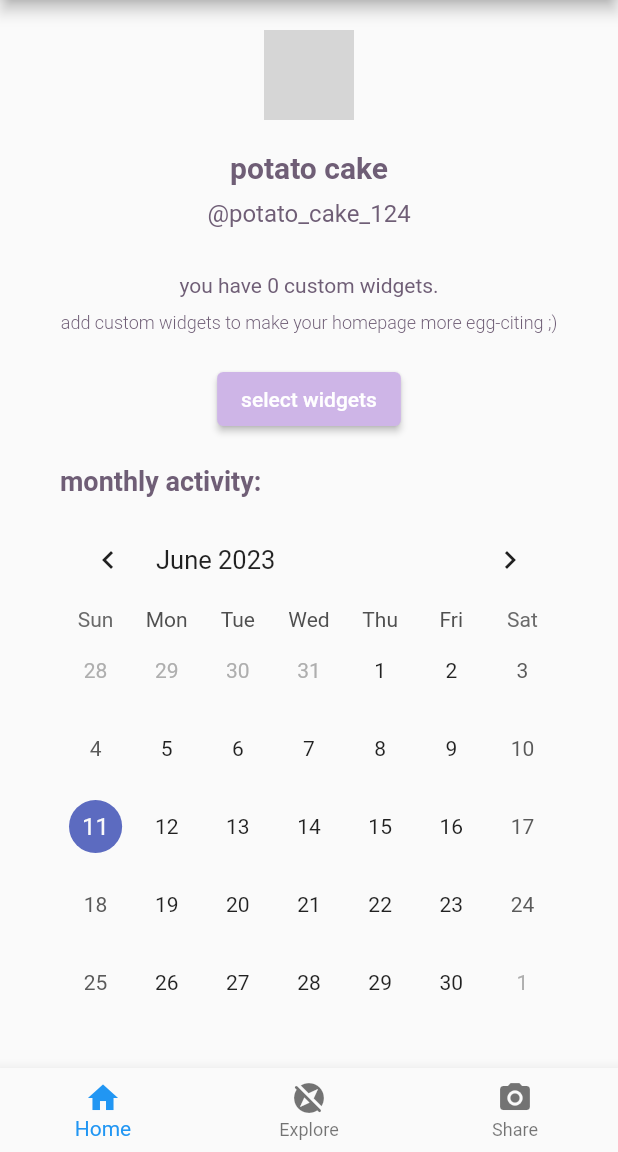
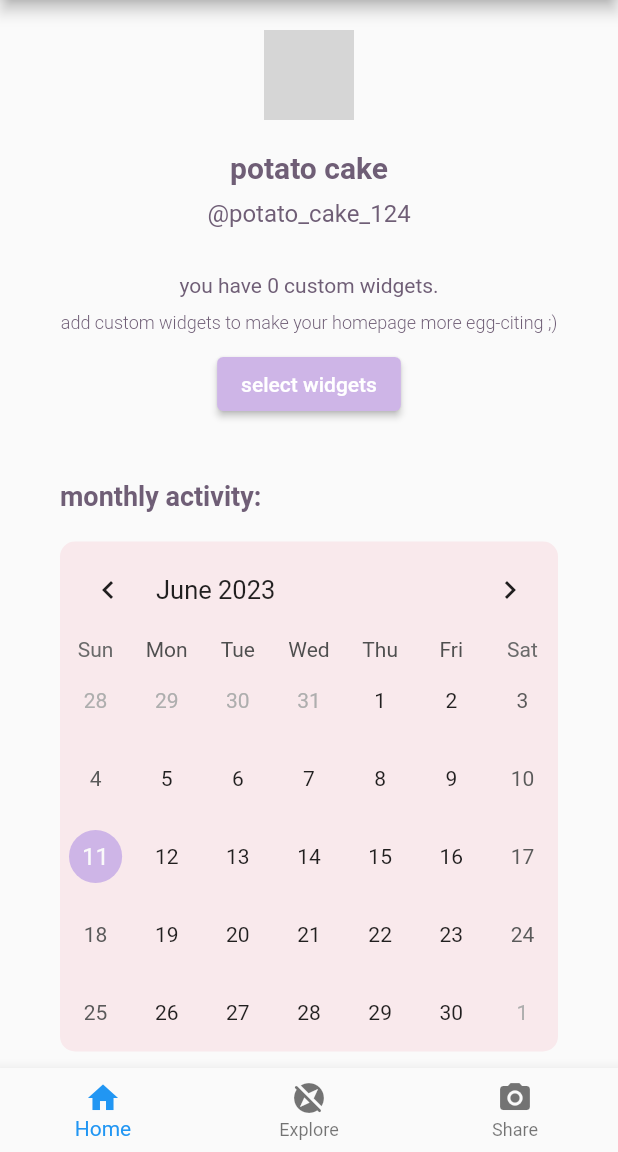
Before and after one commit to Zami-Lee/wrApped, a Flutter app: the screen it shows after launch, on a phone screen of 412 x 824 dp, the part 84-1236 px from its top. Run offline on Flutter 3.47's test engine with Material 2 defaults, Android fonts, the light colour scheme and no system bars; drawn by our look-alikes of table_calendar; grey boxes are pictures that could not be loaded.

Commit message:
added background colour to calendar

```diff
--- a/lib/custom_widgets/calendar_widget.dart
+++ b/lib/custom_widgets/calendar_widget.dart
@@ -21,7 +21,7 @@
       padding: EdgeInsets.symmetric(horizontal: customWidgetPaddingLeft),
       child: SizedBox(
         width: customWidgetWidth,
-        height: 440,
+        height: 455,
         child: Column(
           // mainAxisAlignment: MainAxisAlignment.start,
           crossAxisAlignment: CrossAxisAlignment.start,
@@ -35,10 +35,25 @@
                 fontWeight: FontWeight.bold,
               ),
             ),
-            const SizedBox(height: 10),
+            const SizedBox(height: 20),
             Align(
               alignment: Alignment.centerLeft,
+              child: Container(
+                decoration: BoxDecoration(
+                  color: box2Colour, // Set the desired background color
+                  borderRadius: BorderRadius.circular(10),
+                ),
                 child: TableCalendar(
+                  calendarStyle: CalendarStyle(
+                    selectedDecoration: BoxDecoration(
+                      shape: BoxShape.circle,
+                      color: boxColour, // Change the color here for selected date
+                    ),
+                    todayDecoration: BoxDecoration(
+                      shape: BoxShape.circle,
+                      color: boxColour, // Change the color here for today's date
+                    ),
+                  ),
                   calendarFormat: _calendarFormat,
                   availableCalendarFormats: const {
                     CalendarFormat.month: 'Month',
@@ -56,11 +71,7 @@
                       _focusedDay = focusedDay;
                     });
                   },
-                // onFormatChanged: (format) {
-                //   setState(() {
-                //     _calendarFormat = format;
-                //   });
-                // },
+                ),
               ),
             ),
           ],
--- a/lib/home_page.dart
+++ b/lib/home_page.dart
@@ -68,7 +68,7 @@
                 "add custom widgets to make your homepage more egg-citing ;)",
                 style: TextStyle(color: mainTextColour, fontSize: 12, fontWeight: FontWeight.w300)
               ),
-            const SizedBox(height: 20),
+            const SizedBox(height: 10),
             ElevatedButton(
               style: ButtonStyle(
                 backgroundColor: MaterialStateProperty.all<Color>(boxColour),
@@ -139,6 +139,7 @@
               },
               child: const Text('select widgets'),
             ),
+            const SizedBox(height: 20),
             Container(
               alignment: Alignment.centerLeft,
               child: const CalendarWidget(),
```
Lines whose indentation alone changed are shown as unchanged.
